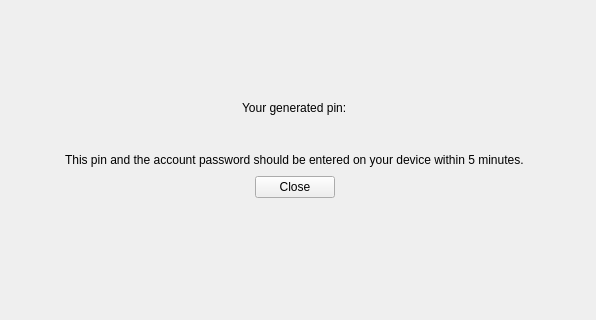
Old version of the form linkdevwidget.ui in the repository savoirfairelinux/jami-client-windows; both pictures show x 0 to 596 and y 242 to 562 of the 596 by 778 pixel window.
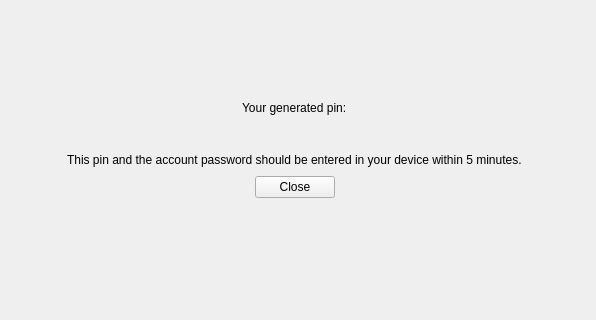
New version of the form. The open tabs and pages were chosen to show the change.

Patch:
```diff
--- a/linkdevwidget.ui
+++ b/linkdevwidget.ui
@@ -517,7 +517,7 @@
            <item>
             <widget class="QLabel" name="label_6">
              <property name="text">
-              <string>This pin and the account password should be entered on your device within 5 minutes.</string>
+              <string>This pin and the account password should be entered in your device within 5 minutes.</string>
              </property>
             </widget>
            </item>
```
Left out of the diff: 2 changed lines with no effect on the pictures.
